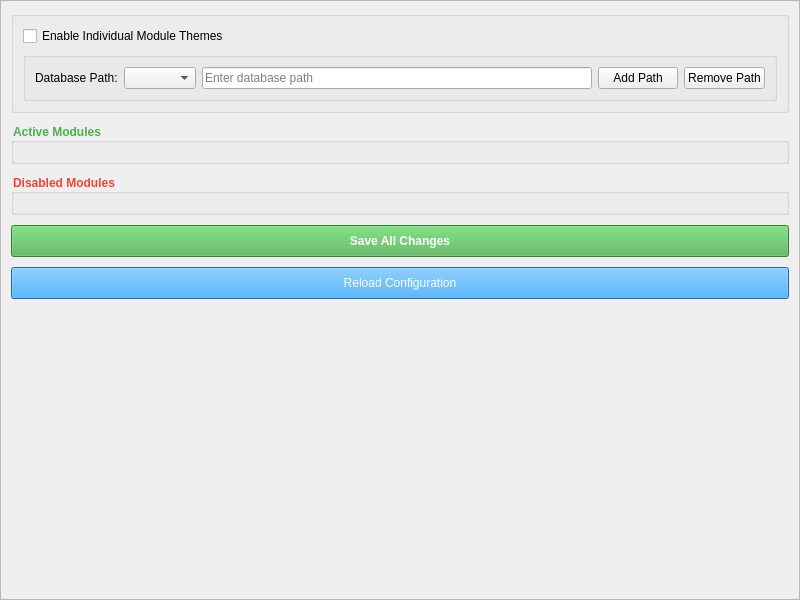
Qt form ui/config_editor.ui (volteret4/mfuz) before a commit.
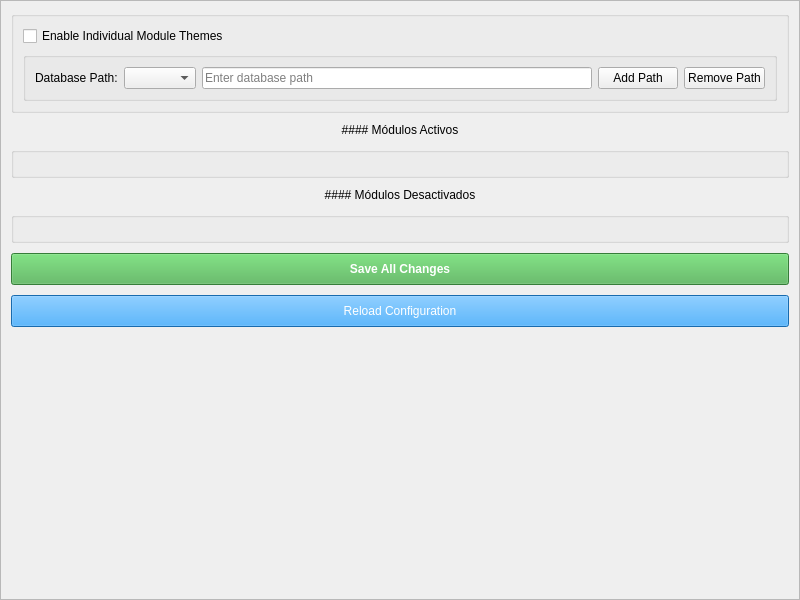
The same form after that commit.

Commit message: url playlist funciona perfecto

What changed in the file:
```diff
--- a/ui/config_editor.ui
+++ b/ui/config_editor.ui
@@ -128,24 +128,50 @@
          </layout>
         </widget>
        </item>
+       <item>
+        <widget class="QLabel" name="label">
+         <property name="text">
+          <string>#### Módulos Activos</string>
+         </property>
+         <property name="textFormat">
+          <enum>Qt::TextFormat::MarkdownText</enum>
+         </property>
+         <property name="alignment">
+          <set>Qt::AlignmentFlag::AlignCenter</set>
+         </property>
+        </widget>
+       </item>
        <item>
         <widget class="QGroupBox" name="active_modules_group">
          <property name="styleSheet">
           <string>QGroupBox { font-weight: bold; color: #4CAF50; }</string>
          </property>
          <property name="title">
-          <string>Active Modules</string>
+          <string/>
          </property>
          <layout class="QVBoxLayout" name="active_modules_layout"/>
         </widget>
        </item>
+       <item>
+        <widget class="QLabel" name="label_2">
+         <property name="text">
+          <string>#### Módulos Desactivados</string>
+         </property>
+         <property name="textFormat">
+          <enum>Qt::TextFormat::MarkdownText</enum>
+         </property>
+         <property name="alignment">
+          <set>Qt::AlignmentFlag::AlignCenter</set>
+         </property>
+        </widget>
+       </item>
        <item>
         <widget class="QGroupBox" name="disabled_modules_group">
          <property name="styleSheet">
           <string>QGroupBox { font-weight: bold; color: #F44336; }</string>
          </property>
          <property name="title">
-          <string>Disabled Modules</string>
+          <string/>
          </property>
          <layout class="QVBoxLayout" name="disabled_modules_layout"/>
         </widget>
```
The commit also changes 1 other file.
